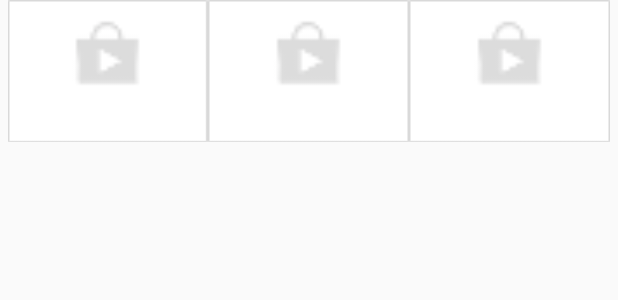
After one commit to youshanmomei/IGooglePlay, an Android app: the layout adapter_category_info.xml on its own in the app's theme, with its tools: preview values and no code run, on a phone screen of 412 x 824 dp. The commit adds this screen. Shown: the top 300 px of the screen. Run offline under Robolectric (Android 15) with nearby library versions, the phone set to English and light mode, and no system bars.

Commit message:
1. CategoryAdapter ok

```diff
--- /dev/null
+++ b/app/src/main/res/drawable/grid_item_bg.xml
@@ -0,0 +1,5 @@
+<?xml version="1.0" encoding="utf-8"?>
+<selector xmlns:android="http://schemas.android.com/apk/res/android">
+    <item android:state_pressed="false" android:drawable="@drawable/grid_item_bg_normal" />
+    <item android:state_checked="true" android:drawable="@drawable/grid_item_bg_pressed" />
+</selector>
--- /dev/null
+++ b/app/src/main/res/layout/adapter_category_info.xml
@@ -0,0 +1,91 @@
+<?xml version="1.0" encoding="utf-8"?>
+<LinearLayout xmlns:android="http://schemas.android.com/apk/res/android"
+    android:layout_width="match_parent"
+    android:layout_height="match_parent"
+    android:clickable="false"
+    android:orientation="horizontal"
+    android:paddingLeft="5dp"
+    android:paddingRight="5dp">
+
+    <RelativeLayout
+        android:id="@+id/rl_1"
+        android:layout_width="0dp"
+        android:layout_height="wrap_content"
+        android:layout_weight="1"
+        android:background="@drawable/grid_item_bg"
+        android:clickable="true"
+        android:paddingBottom="10dp"
+        android:paddingTop="10dp">
+
+        <ImageView
+            android:id="@+id/iv_1"
+            android:layout_width="55dp"
+            android:layout_height="55dp"
+            android:layout_centerHorizontal="true"
+            android:scaleType="fitXY"
+            android:src="@mipmap/ic_default" />
+
+        <TextView
+            android:id="@+id/tv_1"
+            android:layout_width="wrap_content"
+            android:layout_height="wrap_content"
+            android:layout_below="@id/iv_1"
+            android:layout_centerHorizontal="true"
+            android:textColor="#ff7a7a7a" />
+    </RelativeLayout>
+
+    <RelativeLayout
+        android:id="@+id/rl_2"
+        android:layout_width="0dp"
+        android:layout_height="wrap_content"
+        android:layout_weight="1"
+        android:background="@drawable/grid_item_bg"
+        android:clickable="true"
+        android:paddingBottom="10dp"
+        android:paddingTop="10dp">
+
+        <ImageView
+            android:id="@+id/iv_2"
+            android:layout_width="55dp"
+            android:layout_height="55dp"
+            android:layout_centerHorizontal="true"
+            android:scaleType="fitXY"
+            android:src="@mipmap/ic_default" />
+
+        <TextView
+            android:id="@+id/tv_2"
+            android:layout_width="wrap_content"
+            android:layout_height="wrap_content"
+            android:layout_below="@id/iv_2"
+            android:layout_centerHorizontal="true"
+            android:textColor="#ff7a7a7a" />
+    </RelativeLayout>
+
+    <RelativeLayout
+        android:id="@+id/rl_3"
+        android:layout_width="0dp"
+        android:layout_height="wrap_content"
+        android:layout_weight="1"
+        android:background="@drawable/grid_item_bg"
+        android:clickable="true"
+        android:paddingBottom="10dp"
+        android:paddingTop="10dp">
+
+        <ImageView
+            android:id="@+id/iv_3"
+            android:layout_width="55dp"
+            android:layout_height="55dp"
+            android:layout_centerHorizontal="true"
+            android:scaleType="fitXY"
+            android:src="@mipmap/ic_default" />
+
+        <TextView
+            android:id="@+id/tv_3"
+            android:layout_width="wrap_content"
+            android:layout_height="wrap_content"
+            android:layout_below="@id/iv_3"
+            android:layout_centerHorizontal="true"
+            android:textColor="#ff7a7a7a" />
+    </RelativeLayout>
+
+</LinearLayout>
```
Also changed, not shown: app/src/main/java/cn/qiuc/org/igoogleplay/ui/adapter/CategoryAdapter.java (+116 -1 lines), app/src/main/res/layout/adapter_category_title.xml (added, +25 -0 lines), app/src/main/res/drawable/grid_item_bg_normal.9.png (added), app/src/main/res/drawable/grid_item_bg_pressed.9.png (added).
